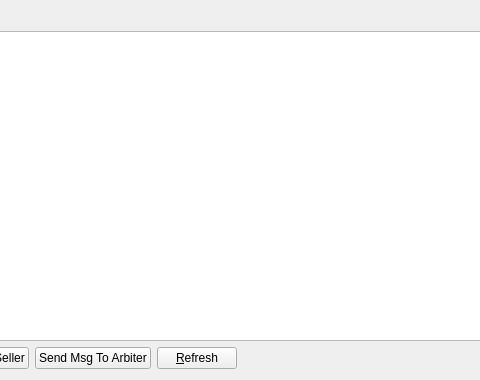
Before: the Qt Designer form src/qt/forms/myescrowlistpage.ui in willyko/syscoin2, drawn with Qt 5; both pictures show x 499 to 979 and y 0 to 380 of the 1180 by 380 pixel window.
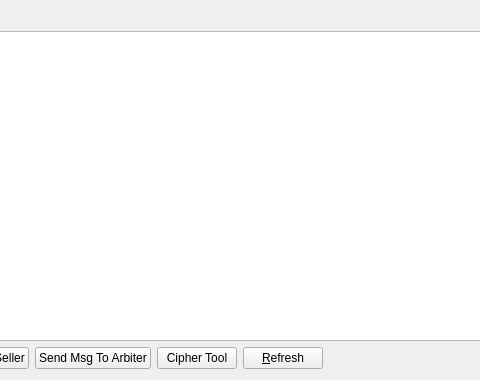
After: the same form once the commit is applied.

Commit message: add escrow cipher tool

What changed in the file:
```diff
--- a/src/qt/forms/myescrowlistpage.ui
+++ b/src/qt/forms/myescrowlistpage.ui
@@ -117,6 +117,13 @@
        </property>
       </widget>
      </item>
+     <item>
+      <widget class="QPushButton" name="cipherToolButton">
+       <property name="text">
+        <string>Cipher Tool</string>
+       </property>
+      </widget>
+     </item>
      <item>
       <widget class="QPushButton" name="refreshButton">
        <property name="maximumSize">
```
The commit also changes 8 other files.
